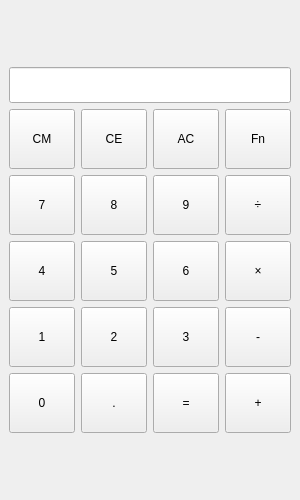
willson5127/WPy_Calculator, file Resource/Calculator.ui: the form before one commit.
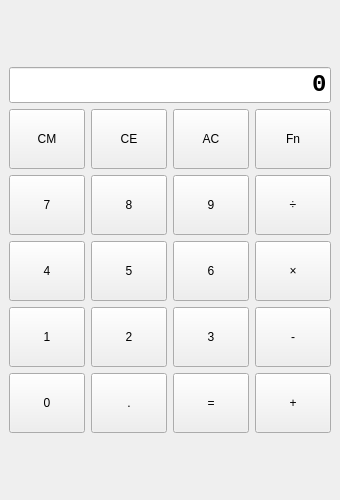
The form after the commit.

```diff
--- a/Resource/Calculator.ui
+++ b/Resource/Calculator.ui
@@ -6,7 +6,7 @@
    <rect>
     <x>0</x>
     <y>0</y>
-    <width>300</width>
+    <width>340</width>
     <height>500</height>
    </rect>
   </property>
@@ -42,6 +42,15 @@
           <bold>true</bold>
          </font>
         </property>
+        <property name="text">
+         <string>0</string>
+        </property>
+        <property name="alignment">
+         <set>Qt::AlignRight|Qt::AlignTrailing|Qt::AlignVCenter</set>
+        </property>
+        <property name="readOnly">
+         <bool>true</bool>
+        </property>
        </widget>
       </item>
       <item row="1" column="0">
```
